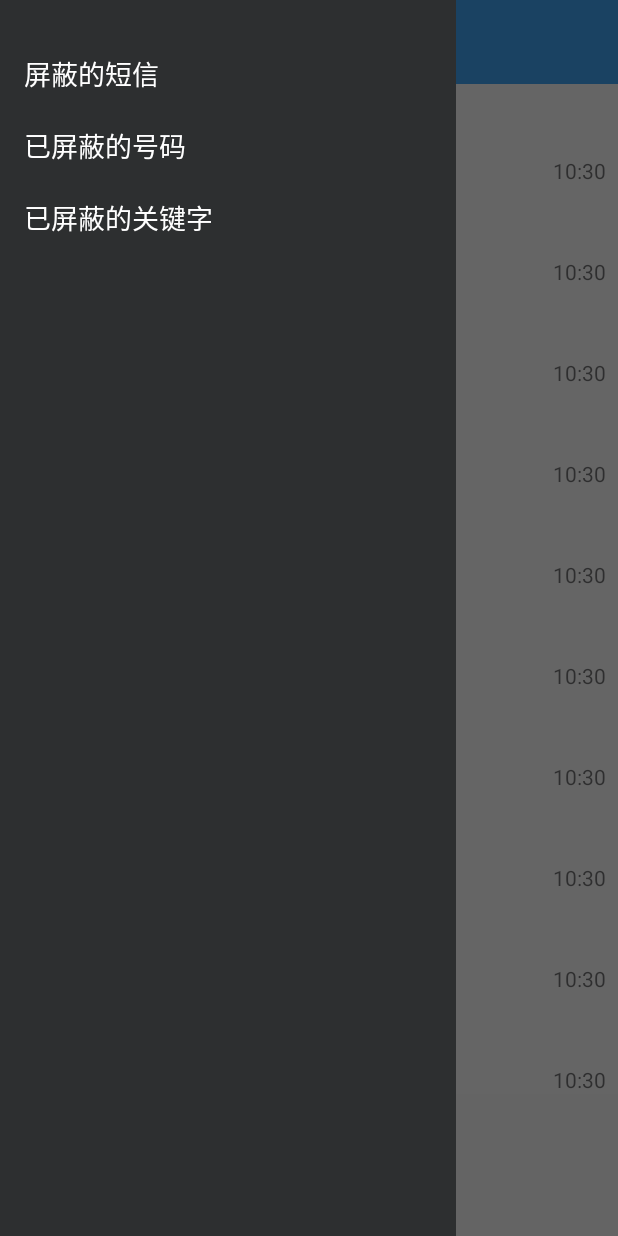
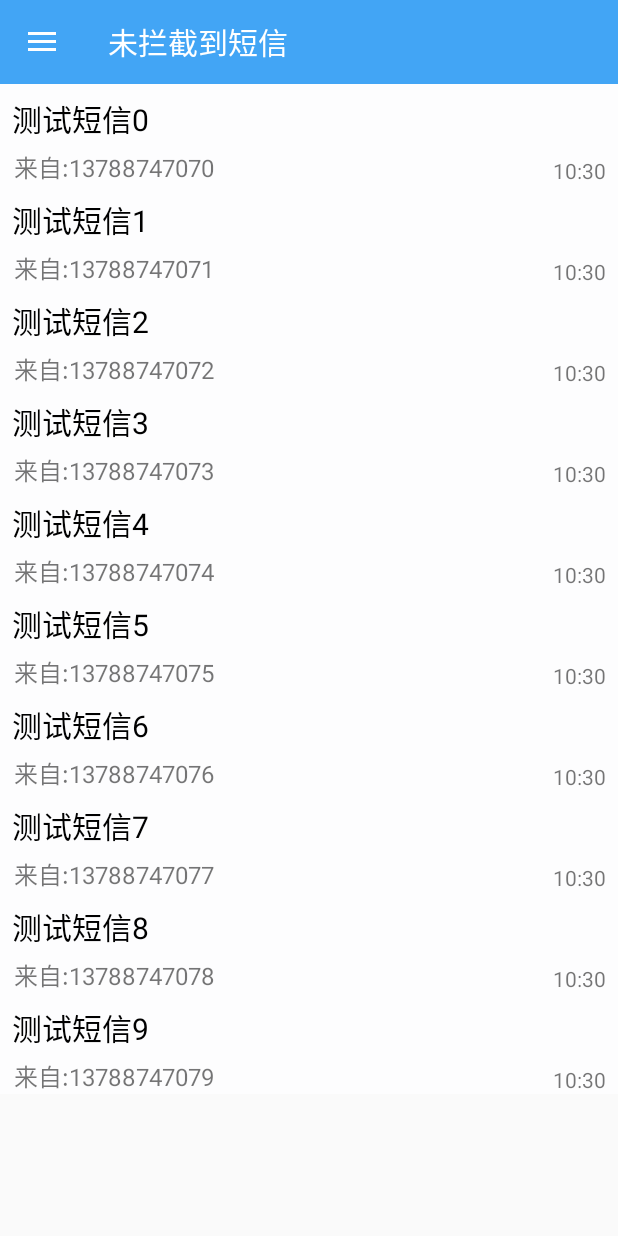
Before and after one commit to chaoyang805/BlockSMS, an Android app: the screen it shows after launch (MainActivity), after a tap on "屏蔽的短信", on a phone screen of 412 x 824 dp. Run offline under Robolectric (Android 15) with nearby library versions, the phone set to English and light mode, and no system bars; 1 other tap on this screen came first.

```diff
--- a/app/src/main/AndroidManifest.xml
+++ b/app/src/main/AndroidManifest.xml
@@ -13,6 +13,7 @@
         android:label="@string/app_name"
         android:theme="@style/AppTheme">
         <activity
+            android:theme="@style/MainActivityTheme"
             android:name=".MainActivity"
             android:label="@string/app_name">
             <intent-filter>
--- a/app/src/main/java/com/chaoyang805/blocksms/MainActivity.java
+++ b/app/src/main/java/com/chaoyang805/blocksms/MainActivity.java
@@ -18,13 +18,15 @@ import com.chaoyang805.blocksms.app.BlockSMSApp;
 import com.chaoyang805.blocksms.bean.SMS;
 import com.chaoyang805.blocksms.db.SMSDAOImpl;
 import com.chaoyang805.blocksms.fragment.DrawerFragment;
+import com.chaoyang805.blocksms.fragment.KeywordsFragment;
+import com.chaoyang805.blocksms.fragment.PhoneListFragment;
 import com.chaoyang805.blocksms.fragment.SMSFragment;
 import com.chaoyang805.blocksms.utils.Constants;
 
 import java.util.List;
 
 public class MainActivity extends AppCompatActivity implements View.OnClickListener,
-        AdapterView.OnItemLongClickListener, AdapterView.OnItemClickListener {
+        AdapterView.OnItemLongClickListener, AdapterView.OnItemClickListener, DrawerFragment.OnOptionsClickedListener {
     /**
      * 显示拦截到的短信的listview
      */
@@ -61,8 +63,10 @@ public class MainActivity extends AppCompatActivity implements View.OnClickListe
     private DrawerFragment mDrawerFragment;
 
     private SMSFragment mSMSFragment;
-
-
+    /**
+     * 当前显示的fragment位置，默认为第一个fragment
+     */
+    private int mCurrentPosition = 0;
 
     @Override
     protected void onCreate(Bundle savedInstanceState) {
@@ -222,4 +226,31 @@ public class MainActivity extends AppCompatActivity implements View.OnClickListe
         intent.putExtra(Constants.EXTRA_ID, currentPosId);
         startActivity(intent);
     }
+
+    @Override
+    public void onOptionsClicked(int position) {
+        switch (position) {
+            case 0:
+                if (mCurrentPosition != 0) {
+                    getFragmentManager().beginTransaction().replace(R.id.container, mSMSFragment).commit();
+                    mCurrentPosition = 0;
+                }
+                break;
+            case 1:
+                if (mCurrentPosition != 1) {
+                    getFragmentManager().beginTransaction().replace(R.id.container, new PhoneListFragment()).commit();
+                    mCurrentPosition = 1;
+                }
+                break;
+            case 2:
+                if (mCurrentPosition != 2) {
+                    getFragmentManager().beginTransaction().replace(R.id.container, new KeywordsFragment()).commit();
+                    mCurrentPosition = 2;
+                }
+                break;
+            default:
+                break;
+        }
+        mDrawerFragment.closeDrawer();
+    }
 }
--- a/app/src/main/java/com/chaoyang805/blocksms/adapter/DrawerListAdapter.java
+++ b/app/src/main/java/com/chaoyang805/blocksms/adapter/DrawerListAdapter.java
@@ -8,6 +8,7 @@ import android.widget.LinearLayout;
 import android.widget.TextView;
 
 import com.chaoyang805.blocksms.R;
+import com.chaoyang805.blocksms.listener.RecyclerListenerAdapter;
 
 import java.util.List;
 
@@ -22,9 +23,9 @@ public class DrawerListAdapter extends RecyclerView.Adapter<DrawerListAdapter.Dr
         void onItemClick(View v, int position);
     }
 
-    private OnItemClickListener mListener;
+    private RecyclerListenerAdapter mListener;
 
-    public void setOnItemClickListener(OnItemClickListener listener) {
+    public void setOnItemClickListener(RecyclerListenerAdapter listener) {
         mListener = listener;
     }
     public DrawerListAdapter(List<String> datas) {
--- a/app/src/main/java/com/chaoyang805/blocksms/adapter/SMSRecyclerAdapter.java
+++ b/app/src/main/java/com/chaoyang805/blocksms/adapter/SMSRecyclerAdapter.java
@@ -8,7 +8,7 @@ import android.view.ViewGroup;
 import android.widget.TextView;
 
 import com.chaoyang805.blocksms.R;
-import com.chaoyang805.blocksms.RecyclerListenerAdapter;
+import com.chaoyang805.blocksms.listener.RecyclerListenerAdapter;
 import com.chaoyang805.blocksms.bean.SMS;
 import com.chaoyang805.blocksms.utils.StringFormatUtil;
 
--- a/app/src/main/java/com/chaoyang805/blocksms/fragment/DrawerFragment.java
+++ b/app/src/main/java/com/chaoyang805/blocksms/fragment/DrawerFragment.java
@@ -13,11 +13,11 @@ import android.support.v7.widget.Toolbar;
 import android.view.LayoutInflater;
 import android.view.View;
 import android.view.ViewGroup;
-import android.widget.Toast;
 
 import com.chaoyang805.blocksms.MainActivity;
 import com.chaoyang805.blocksms.R;
 import com.chaoyang805.blocksms.adapter.DrawerListAdapter;
+import com.chaoyang805.blocksms.listener.RecyclerListenerAdapter;
 
 import java.util.ArrayList;
 import java.util.List;
@@ -37,11 +37,25 @@ public class DrawerFragment extends Fragment {
     private DrawerListAdapter mAdapter;
     private Context mContext;
 
+    private OnOptionsClickedListener mListener;
+
+    public interface OnOptionsClickedListener {
+        void onOptionsClicked(int position);
+    }
+
+    public void setOnOptionsClickedListener(OnOptionsClickedListener listener) {
+        mListener = listener;
+    }
 
     @Nullable
     @Override
     public View onCreateView(LayoutInflater inflater, ViewGroup container, Bundle savedInstanceState) {
         mRootView = inflater.inflate(R.layout.drawer_layout_fragment, container, false);
+        if (getActivity() instanceof OnOptionsClickedListener) {
+            this.setOnOptionsClickedListener((OnOptionsClickedListener) getActivity());
+        } else {
+            throw new IllegalStateException("Related Activity must implents interface OnOptionsClickedListener!");
+        }
         mList = (RecyclerView) mRootView.findViewById(R.id.drawer_list);
         mContext = getActivity();
         final List<String> datas = new ArrayList<>();
@@ -51,11 +65,10 @@ public class DrawerFragment extends Fragment {
         mAdapter = new DrawerListAdapter(datas);
         LinearLayoutManager manager = new LinearLayoutManager(mContext);
         mList.setLayoutManager(manager);
-        mAdapter.setOnItemClickListener(new DrawerListAdapter.OnItemClickListener() {
+        mAdapter.setOnItemClickListener(new RecyclerListenerAdapter() {
             @Override
             public void onItemClick(View v, int position) {
-                datas.get(position);
-                Toast.makeText(mContext,"position = "+position,Toast.LENGTH_SHORT).show();
+                mListener.onOptionsClicked(position);
             }
         });
         mList.setAdapter(mAdapter);
@@ -64,28 +77,30 @@ public class DrawerFragment extends Fragment {
 
     /**
      * 初始化drawer
+     *
      * @param drawerFragmentContainerId 承载drawer布局的framelayout的id
-     * @param drawerLayout DrawerLayout对象
-     * @param toolbar   Toolbar对象
+     * @param drawerLayout              DrawerLayout对象
+     * @param toolbar                   Toolbar对象
      */
     public void setupDrawer(int drawerFragmentContainerId, DrawerLayout drawerLayout, Toolbar toolbar) {
         mDrawerFragmentContainer = getActivity().findViewById(drawerFragmentContainerId);
         mDrawerLayout = drawerLayout;
         mToolbar = toolbar;
 
-        ActionBar actionBar = ((MainActivity)getActivity()).getSupportActionBar();
+        ActionBar actionBar = ((MainActivity) getActivity()).getSupportActionBar();
         actionBar.setDisplayHomeAsUpEnabled(true);
         actionBar.setHomeButtonEnabled(true);
 
         mDrawerToggle = new ActionBarDrawerToggle(getActivity(), mDrawerLayout, mToolbar,
                 R.string.navigation_drawer_open,
-                R.string.navigation_drawer_close){
+                R.string.navigation_drawer_close) {
             @Override
             public void onDrawerOpened(View drawerView) {
                 super.onDrawerOpened(drawerView);
                 //重新加载optionsMenu
                 ((MainActivity) getActivity()).supportInvalidateOptionsMenu();
             }
+
             @Override
             public void onDrawerClosed(View drawerView) {
                 super.onDrawerClosed(drawerView);
@@ -103,4 +118,16 @@ public class DrawerFragment extends Fragment {
         mDrawerLayout.setDrawerListener(mDrawerToggle);
 
     }
+
+    public void closeDrawer(){
+        mDrawerLayout.closeDrawer(mDrawerFragmentContainer);
+    }
+
+    public void openDrawer() {
+        mDrawerLayout.openDrawer(mDrawerFragmentContainer);
+    }
+
+    public boolean isDrawerOpen(){
+        return mDrawerLayout.isDrawerOpen(mDrawerFragmentContainer);
+    }
 }
--- a/app/src/main/java/com/chaoyang805/blocksms/RecyclerListenerAdapter.java
+++ b/app/src/main/java/com/chaoyang805/blocksms/listener/RecyclerListenerAdapter.java
@@ -1,4 +1,4 @@
-package com.chaoyang805.blocksms;
+package com.chaoyang805.blocksms.listener;
 
 import android.view.View;
 
@@ -15,6 +15,10 @@ public abstract class RecyclerListenerAdapter implements SMSRecyclerAdapter.Recy
 
     }
 
+    public void onItemClick(View v,int position){
+
+    }
+
     @Override
     public void onItemLongClick(View v, SMS sms) {
 
--- a/app/src/main/res/layout/activity_main.xml
+++ b/app/src/main/res/layout/activity_main.xml
@@ -1,7 +1,7 @@
 <android.support.v4.widget.DrawerLayout
-    xmlns:chaoyang805="http://schemas.android.com/apk/res-auto"
     android:id="@+id/drawer_layout"
     xmlns:android="http://schemas.android.com/apk/res/android"
+    xmlns:chaoyang805="http://schemas.android.com/apk/res-auto"
     xmlns:tools="http://schemas.android.com/tools"
     android:layout_width="match_parent"
     android:layout_height="match_parent"
@@ -12,14 +12,8 @@
         android:layout_height="match_parent"
         android:orientation="vertical">
 
-        <android.support.v7.widget.Toolbar
-            android:id="@+id/toolbar"
-            android:layout_width="match_parent"
-            android:layout_height="wrap_content"
-            android:background="?colorPrimary"
-            chaoyang805:theme="@style/ThemeOverlay.AppCompat.Dark.ActionBar"
-            chaoyang805:popupTheme="@style/ThemeOverlay.AppCompat.Light"
-            android:minHeight="?android:attr/actionBarSize"/>
+        <include layout="@layout/widget_toolbar"/>
+
         <FrameLayout
             android:id="@+id/container"
             android:layout_width="match_parent"
@@ -73,11 +67,12 @@
         android:elevation="10dp"
         android:fitsSystemWindows="true"
         chaoyang805:insetForeground="#4000">
+
         <fragment
             android:id="@+id/drawer_fragment"
+            android:name="com.chaoyang805.blocksms.fragment.DrawerFragment"
             android:layout_width="@dimen/navigation_drawer_width"
             android:layout_height="match_parent"
-            tools:layout="@layout/drawer_layout_fragment"
-            android:name="com.chaoyang805.blocksms.fragment.DrawerFragment"/>
+            tools:layout="@layout/drawer_layout_fragment"/>
     </com.chaoyang805.blocksms.utils.ScrimInsetsFrameLayout>
 </android.support.v4.widget.DrawerLayout>
--- a/app/src/main/res/layout/activity_sms_detail.xml
+++ b/app/src/main/res/layout/activity_sms_detail.xml
@@ -2,9 +2,11 @@
 <LinearLayout xmlns:android="http://schemas.android.com/apk/res/android"
     android:layout_width="match_parent"
     android:layout_height="match_parent"
+    android:fitsSystemWindows="true"
     android:orientation="vertical">
-
+    <include layout="@layout/widget_toolbar"/>
     <RelativeLayout
+        android:paddingTop="16dp"
         android:layout_width="match_parent"
         android:layout_height="wrap_content">
 
--- /dev/null
+++ b/app/src/main/res/layout/widget_toolbar.xml
@@ -0,0 +1,9 @@
+<android.support.v7.widget.Toolbar xmlns:android="http://schemas.android.com/apk/res/android"
+    xmlns:chaoyang805="http://schemas.android.com/apk/res-auto"
+    android:id="@+id/toolbar"
+    android:layout_width="match_parent"
+    android:layout_height="wrap_content"
+    android:background="?colorPrimary"
+    chaoyang805:theme="@style/ThemeOverlay.AppCompat.Dark.ActionBar"
+    chaoyang805:popupTheme="@style/ThemeOverlay.AppCompat.Light"
+    android:minHeight="?android:attr/actionBarSize"/>
--- a/app/src/main/res/values-v21/styles.xml
+++ b/app/src/main/res/values-v21/styles.xml
@@ -3,6 +3,8 @@
     <!-- Base application theme. -->
     <style name="AppTheme" parent="AppBaseTheme">
         <!-- Customize your theme here. -->
+    </style>
+    <style name="MainActivityTheme" parent="AppBaseTheme">
         <item name="android:windowDrawsSystemBarBackgrounds">true</item>
         <item name="android:statusBarColor">@android:color/transparent</item>
     </style>
```
Also changed, not shown: app/src/main/java/com/chaoyang805/blocksms/SMSDetailActivity.java (+28 -6 lines), app/src/main/java/com/chaoyang805/blocksms/fragment/KeywordsFragment.java (added, +24 -0 lines), app/src/main/java/com/chaoyang805/blocksms/fragment/PhoneListFragment.java (added, +24 -0 lines), app/src/main/java/com/chaoyang805/blocksms/fragment/SMSFragment.java (+9 -3 lines), app/src/main/res/layout/recycler_item.xml (added, +14 -0 lines). Lines whose indentation alone changed are shown as unchanged.
